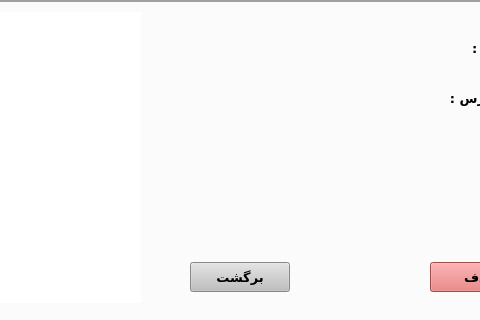
AliRn76/Student-Portal, file entekhabvaheddialog.ui: the form before one commit; both pictures show x 592 to 1072 and y 330 to 650 of the 1200 by 650 pixel window.
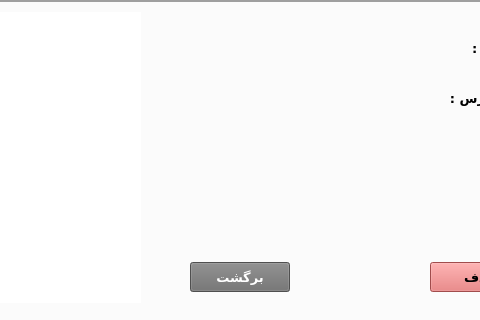
The form after the commit. The open tabs and pages were chosen to show the change.

Commit message: 98-5-21 - EntekhabVahed Kamel Fix shod(1 Moerd monde ke cm kardam) , Baghiash bayad baad az RemoveEntekhabVahed Barasi Beshe

The edit to the form file:
```diff
--- a/entekhabvaheddialog.ui
+++ b/entekhabvaheddialog.ui
@@ -1560,7 +1560,8 @@
         </font>
        </property>
        <property name="styleSheet">
-        <string notr="true">background-color:rgb(191, 191, 191)</string>
+        <string notr="true">background-color:rgb(111, 111, 111);
+color: white;</string>
        </property>
        <property name="text">
         <string>برگشت</string>
```
Left out of the diff: 16 changed lines with no effect on the pictures. The commit also changes 2 other files.
